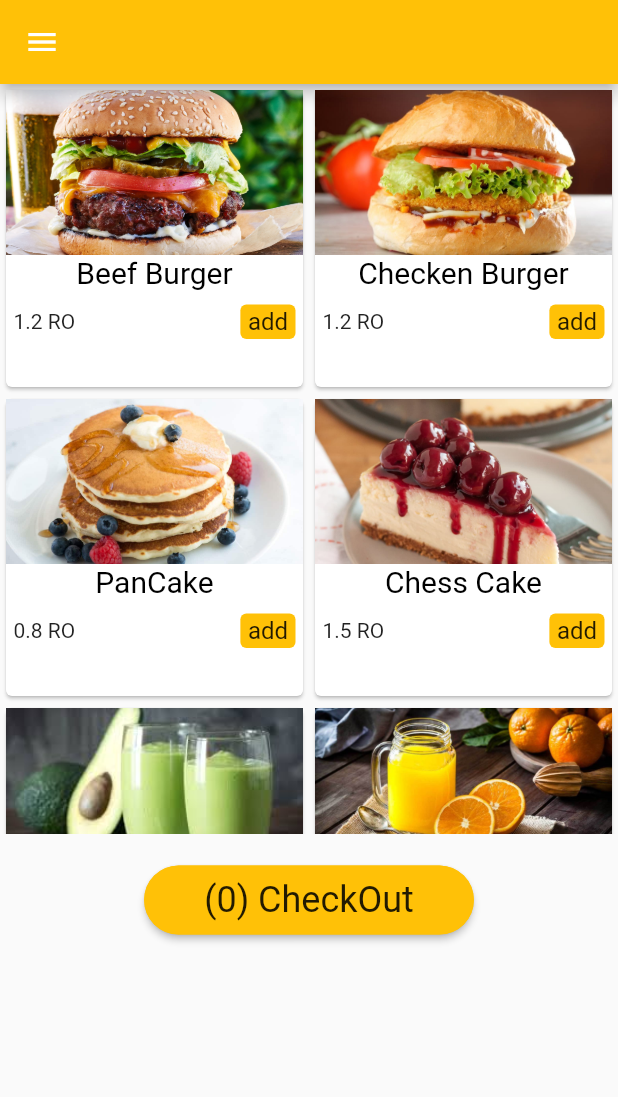
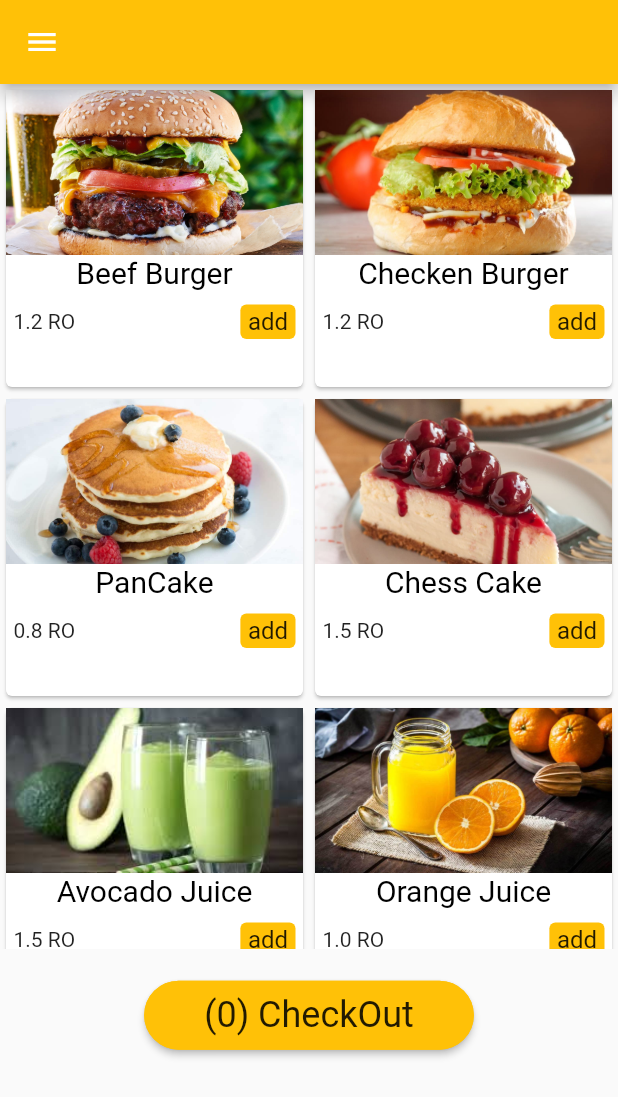
Before and after one commit to alialtalai/resturant_app, a Flutter app: the Food screen opened directly with empty values, on a phone screen of 412 x 824 dp. Shown: the top 1097 px of the screen. Run offline on Flutter 3.47's test engine with Material 2 defaults, Android fonts, the phone set to English and light mode, and no system bars; our stand-ins replace cloud_firestore, firebase_auth, flutter_rating_bar; missing offline and left inert: flutter_awesome_alert_box, grouped_buttons, headup_loading; accounts and stored records are empty.

Commit message:
fix android problem

```diff
--- a/lib/UI/Food.dart
+++ b/lib/UI/Food.dart
@@ -122,7 +122,7 @@ class _FoodState extends State<Food> {
         child: Column(
           children: <Widget>[
             ConstrainedBox(
-              constraints: BoxConstraints(maxHeight:500 ),
+              constraints: BoxConstraints(maxHeight:MediaQuery.of(context).size.height*0.7),
               child: GridView.count(
                 crossAxisCount: 2,
 
```
Also changed, not shown: lib/main.dart (renamed from lib/UI/main.dart), 4 other files.
